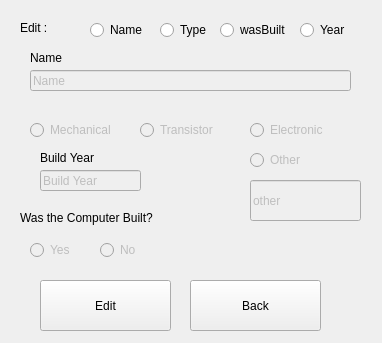
HelgiThomas/Verklegt31, file gui/edit/editcomp.ui: the form before one commit.
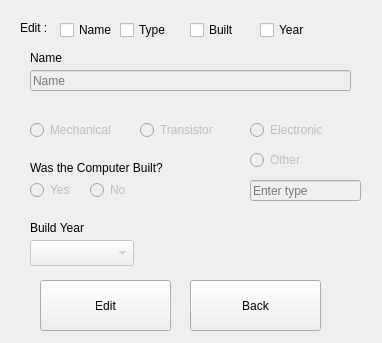
The form after the commit.

Commit message: Fixing edit scientist and computer

```diff
--- a/gui/edit/editcomp.ui
+++ b/gui/edit/editcomp.ui
@@ -38,8 +38,8 @@
    </property>
    <property name="geometry">
     <rect>
-     <x>40</x>
-     <y>150</y>
+     <x>30</x>
+     <y>220</y>
      <width>81</width>
      <height>16</height>
     </rect>
@@ -90,22 +90,6 @@
     <string>Edit :</string>
    </property>
   </widget>
-  <widget class="QRadioButton" name="radioButton_year">
-   <property name="geometry">
-    <rect>
-     <x>300</x>
-     <y>20</y>
-     <width>61</width>
-     <height>20</height>
-    </rect>
-   </property>
-   <property name="text">
-    <string>Year</string>
-   </property>
-   <attribute name="buttonGroup">
-    <string notr="true">buttonGroup_5</string>
-   </attribute>
-  </widget>
   <widget class="QRadioButton" name="radioButton_2">
    <property name="enabled">
     <bool>false</bool>
@@ -125,38 +109,6 @@
     <string notr="true">buttonGroup</string>
    </attribute>
   </widget>
-  <widget class="QRadioButton" name="radioButton_wasBuilt">
-   <property name="geometry">
-    <rect>
-     <x>220</x>
-     <y>20</y>
-     <width>71</width>
-     <height>20</height>
-    </rect>
-   </property>
-   <property name="text">
-    <string>wasBuilt</string>
-   </property>
-   <attribute name="buttonGroup">
-    <string notr="true">buttonGroup_4</string>
-   </attribute>
-  </widget>
-  <widget class="QRadioButton" name="radioButton_name">
-   <property name="geometry">
-    <rect>
-     <x>90</x>
-     <y>20</y>
-     <width>61</width>
-     <height>20</height>
-    </rect>
-   </property>
-   <property name="text">
-    <string>Name</string>
-   </property>
-   <attribute name="buttonGroup">
-    <string notr="true">buttonGroup_2</string>
-   </attribute>
-  </widget>
   <widget class="QPushButton" name="pushButton_back">
    <property name="geometry">
     <rect>
@@ -183,25 +135,12 @@
     </rect>
    </property>
    <property name="text">
+    <string/>
+   </property>
+   <property name="placeholderText">
     <string>Name</string>
    </property>
   </widget>
-  <widget class="QRadioButton" name="radioButton_type">
-   <property name="geometry">
-    <rect>
-     <x>160</x>
-     <y>20</y>
-     <width>51</width>
-     <height>20</height>
-    </rect>
-   </property>
-   <property name="text">
-    <string>Type</string>
-   </property>
-   <attribute name="buttonGroup">
-    <string notr="true">buttonGroup_3</string>
-   </attribute>
-  </widget>
   <widget class="QRadioButton" name="radioButton_3">
    <property name="enabled">
     <bool>false</bool>
@@ -249,11 +188,14 @@
      <x>250</x>
      <y>180</y>
      <width>111</width>
-     <height>41</height>
+     <height>21</height>
     </rect>
    </property>
    <property name="text">
-    <string>other</string>
+    <string/>
+   </property>
+   <property name="placeholderText">
+    <string>Enter type</string>
    </property>
   </widget>
   <widget class="QRadioButton" name="radioButton_5">
@@ -262,8 +204,8 @@
    </property>
    <property name="geometry">
     <rect>
-     <x>100</x>
-     <y>240</y>
+     <x>90</x>
+     <y>180</y>
      <width>100</width>
      <height>20</height>
     </rect>
@@ -282,8 +224,8 @@
    <property name="geometry">
     <rect>
      <x>30</x>
-     <y>240</y>
-     <width>100</width>
+     <y>180</y>
+     <width>51</width>
      <height>20</height>
     </rect>
    </property>
@@ -300,8 +242,8 @@
    </property>
    <property name="geometry">
     <rect>
-     <x>20</x>
-     <y>210</y>
+     <x>30</x>
+     <y>160</y>
      <width>171</width>
      <height>16</height>
     </rect>
@@ -310,21 +252,70 @@
     <string>Was the Computer Built?</string>
    </property>
   </widget>
-  <widget class="QLineEdit" name="lineEdit_4">
+  <widget class="QCheckBox" name="radioButton_name">
+   <property name="geometry">
+    <rect>
+     <x>60</x>
+     <y>20</y>
+     <width>87</width>
+     <height>20</height>
+    </rect>
+   </property>
+   <property name="text">
+    <string>Name</string>
+   </property>
+  </widget>
+  <widget class="QCheckBox" name="radioButton_type">
+   <property name="geometry">
+    <rect>
+     <x>120</x>
+     <y>20</y>
+     <width>87</width>
+     <height>20</height>
+    </rect>
+   </property>
+   <property name="text">
+    <string>Type</string>
+   </property>
+  </widget>
+  <widget class="QCheckBox" name="radioButton_wasBuilt">
+   <property name="geometry">
+    <rect>
+     <x>190</x>
+     <y>20</y>
+     <width>87</width>
+     <height>20</height>
+    </rect>
+   </property>
+   <property name="text">
+    <string>Built</string>
+   </property>
+  </widget>
+  <widget class="QCheckBox" name="radioButton_year">
+   <property name="geometry">
+    <rect>
+     <x>260</x>
+     <y>20</y>
+     <width>87</width>
+     <height>20</height>
+    </rect>
+   </property>
+   <property name="text">
+    <string>Year</string>
+   </property>
+  </widget>
+  <widget class="QComboBox" name="lineEdit_4">
    <property name="enabled">
     <bool>false</bool>
    </property>
    <property name="geometry">
     <rect>
-     <x>40</x>
-     <y>170</y>
-     <width>101</width>
-     <height>21</height>
+     <x>30</x>
+     <y>240</y>
+     <width>104</width>
+     <height>26</height>
     </rect>
    </property>
-   <property name="text">
-    <string>Build Year</string>
-   </property>
   </widget>
  </widget>
  <resources/>
```
Left out of the diff: 6 changed lines with no effect on the pictures. The commit also changes 2 other files.
